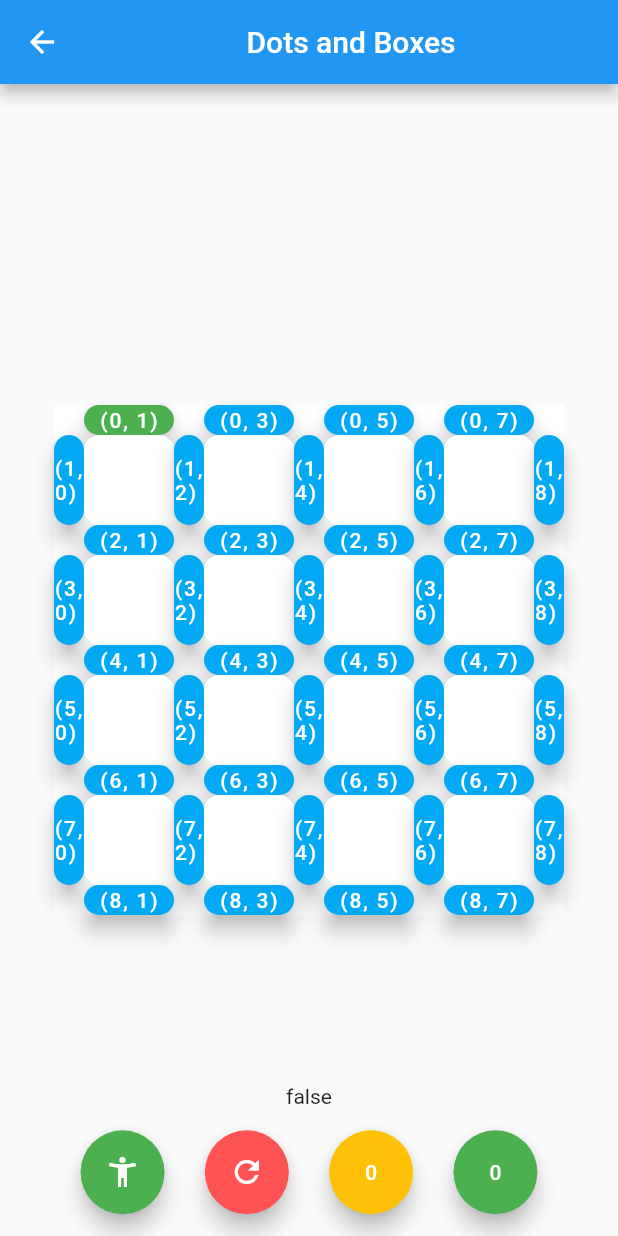
After one commit to Software-Engineering-MIMUW-2023/GAM3S, a Flutter app: the DotsAndBoxes screen opened directly, after a tap on an icon or button, on a phone screen of 412 x 824 dp. The commit adds this screen. Run offline on Flutter 3.47's test engine with Material 2 defaults, Android fonts, the phone set to English and light mode, and no system bars.

Commit message:
Added Dots And Boxes

```diff
--- /dev/null
+++ b/lib/dots_and_boxes.dart
@@ -0,0 +1,349 @@
+import 'package:flutter/material.dart';
+
+class Pair {
+  final int first;
+  final int second;
+
+  int get(int i) {
+    return i == 0 ? first : second;
+  }
+
+  Pair(this.first, this.second);
+}
+
+class GState {
+  bool greenTurn;
+  int row;
+  int col;
+  int gScore;
+  int yScore;
+  int occupiedAmount = 0;
+  List<List<int>> occupied = []; // -1 - green, 0 - nobody, 1 - yellow
+  MaterialColor c = Colors.green;
+  MaterialAccentColor ac = Colors.greenAccent;
+
+  GState(this.greenTurn, this.row, this.col, this.gScore, this.yScore);
+}
+
+Map<int, Color> setColor = {
+  -1: Colors.green,
+  0: Colors.lightBlue,
+  1: Colors.amber,
+  2: Colors.white
+};
+
+class MyFloatingActionButton extends FloatingActionButton {
+  final int x;
+  final int y;
+
+  const MyFloatingActionButton(this.x, this.y,
+      {super.key,
+        required super.onPressed,
+        super.child,
+        super.backgroundColor,
+        super.splashColor,
+        super.shape});
+}
+
+List<SizedBox> listMaker(
+    int row, int col, GState state, Function(int x, int y, GState state) func) {
+  List<SizedBox> toReturn = List.generate(
+      col,
+          (i) => const SizedBox(
+        width: 20,
+        height: 20,
+      ));
+
+  for (var i = col - 1; i >= 1; i -= 1) {
+    toReturn.insert(
+        i,
+        SizedBox(
+            width: 60,
+            height: 20,
+            child: MyFloatingActionButton(
+              row,
+              i,
+              onPressed: () {
+                func(row, 2*i-1, state);
+              },
+              backgroundColor: setColor[state.occupied[row][2*i-1]],
+              shape: RoundedRectangleBorder(
+                  borderRadius: BorderRadius.circular(10)),
+              child: Text("($row, ${2*i - 1})"),
+
+            )));
+  }
+  return toReturn;
+}
+
+List<SizedBox> listMaker2(
+    int row, int col, GState state, Function(int x, int y, GState state) func) {
+  late var toReturn = <SizedBox>[];
+
+  for (var i = 0; i <= 2 * col - 2; i += 2) {
+    toReturn.insert(i, SizedBox(
+        width: 20,
+        height: 60,
+        child: MyFloatingActionButton(
+          row,
+          i,
+          onPressed: () {
+            func(row, i, state);
+          },
+          backgroundColor: setColor[state.occupied[row][i]],
+          shape: RoundedRectangleBorder(
+              borderRadius: BorderRadius.circular(10)),
+          child: Text("($row, $i)"),
+
+        )));
+    //i+= 1;
+    if (i < 2 * col - 2) {
+      toReturn.insert(
+          i + 1,
+          SizedBox(
+              width: 60,
+              height: 60,
+              child: Container(
+                decoration: BoxDecoration(
+                    color: (setColor[state.occupied[row][i+1]])!,
+                    borderRadius: BorderRadius.all(Radius.circular(10))
+                ),
+              )));
+    }
+  }
+
+  return toReturn;
+}
+
+List<Row> listMaker3(
+    int row, int col, GState state, Function(int x, int y, GState state) func) {
+  late var toReturn = <Row>[];
+  for (var i = 0; i < 2 * row - 2; i += 1) {
+    toReturn.insert(i, Row(
+      children: listMaker(
+          i, col, state, (i, col, state) => func(i, col, state)),
+    ));
+    i += 1;
+    toReturn.insert(i, Row(
+      children: listMaker2(
+          i, col, state, (i, col, state) => func(i, col, state)),
+    ));
+  }
+  toReturn.insert(8, Row(
+    children: listMaker(
+        8, col, state, (i, col, state) => func(i, col, state)),
+  ));
+  return toReturn;
+}
+
+class DotsAndBoxes extends StatefulWidget {
+  const DotsAndBoxes({super.key, required this.title});
+
+  // This widget is the home page of your application. It is stateful, meaning
+  // that it has a State object (defined below) that contains fields that affect
+  // how it looks.
+
+  // This class is the configuration for the state. It holds the values (in this
+  // case the title) provided by the parent (in this case the App widget) and
+  // used by the build method of the State. Fields in a Widget subclass are
+  // always marked "final".
+  final String title;
+
+  @override
+  State<DotsAndBoxes> createState() => _MyHomePageState();
+}
+
+class _MyHomePageState extends State<DotsAndBoxes> {
+  static int row = 5;
+  static int col = 5;
+  late GState state = GenerateGState(row, col, 0, 0);
+
+  List<Pair> sides = [Pair(-1, 0), Pair(-1, -1), Pair(0, -1), Pair(1, -1)];
+
+  GState GenerateGState(int row, int col, gScore, yScore) {
+    GState state = GState(true, row, col, gScore, yScore);
+
+    state.occupied = List.generate(
+        2*row-1, (i) => List.filled(2*col-1, 0, growable: false),
+        growable: false);
+
+    for (int i = 0; i < 2 * row - 2; i += 1) {
+      for (int j = 0; j < 2 * col - 2; j += 1) {
+        if (i % 2 == 1 && j % 2 == 1) {
+          state.occupied[i][j] = 2;
+        }
+      }
+    }
+
+    return state;
+  }
+
+  bool _isFieldOccupied(int x, int y, List<List<int>> occupied) {
+    return occupied[x][y] != 0 && occupied[x][y] != 2;
+  }
+
+  int checkOneSide(
+      int c, List<List<int>> occupied, int x, int y, int j, int i, int fac) {
+    int newX = x + j * sides[i].get(0) * fac;
+    int newY = y + j * sides[i].get(1) * fac;
+
+    return !(0 > newX || newX >= row || newY < 0 || newY >= col) &&
+        c == occupied[newX][newY]
+        ? 1
+        : 0;
+  }
+
+  bool _checkWinCondition(int x, int y, List<List<int>> occupied) {
+    int toWin = 8;
+    return (state.gScore > toWin || state.yScore > toWin);
+  }
+
+  void _add_point() {
+    state.occupiedAmount++;
+    if (state.greenTurn) {
+      state.gScore += 1;
+    }
+    else {
+      state.yScore += 1;
+    }
+  }
+
+  void _check_borders(int x, int y, int c) {
+    if (x % 2 == 0) {
+      if (x - 2 >= 0) {
+        if (_isFieldOccupied(x - 1, y - 1, state.occupied) &&
+            _isFieldOccupied(x - 1, y + 1, state.occupied) &&
+            _isFieldOccupied(x - 2, y, state.occupied)) {
+          state.occupied[x-1][y] = c;
+          _add_point();
+        }
+      }
+      if (x + 2 <= 2 * row - 2) {
+        if (_isFieldOccupied(x + 1, y - 1, state.occupied) &&
+            _isFieldOccupied(x + 1, y + 1, state.occupied) &&
+            _isFieldOccupied(x + 2, y, state.occupied)) {
+          state.occupied[x+1][y] = c;
+          _add_point();
+        }
+      }
+    }
+    else {
+      if (y - 2 >= 0) {
+        if (_isFieldOccupied(x - 1, y - 1, state.occupied) &&
+            _isFieldOccupied(x + 1, y - 1, state.occupied) &&
+            _isFieldOccupied(x, y - 2, state.occupied)) {
+          state.occupied[x][y - 1] = c;
+          _add_point();
+        }
+      }
+      if (y + 2 <= 2 * col - 2) {
+        if (_isFieldOccupied(x - 1, y + 1, state.occupied) &&
+            _isFieldOccupied(x + 1, y + 1, state.occupied) &&
+            _isFieldOccupied(x, y + 2, state.occupied)) {
+          state.occupied[x][y + 1] = c;
+          _add_point();
+        }
+      }
+    }
+  }
+
+  void _makeTurn(int x, int y, GState stateLoc) {
+    setState(() {
+      int c = 1;
+      if (state.greenTurn) {
+        c = -1;
+      }
+
+      if (!_isFieldOccupied(x, y, state.occupied)) {
+        state.occupied[x][y] = c;
+        _check_borders(x, y, c);
+        if (_checkWinCondition(x, y, state.occupied)) {
+          state = GenerateGState(
+              row,
+              col,
+              state.greenTurn ? 1 + state.gScore : state.gScore,
+              state.greenTurn ? state.yScore : 1 + state.yScore);
+        } else {
+          if (state.occupiedAmount == (row-1) * (col-1)) {
+            state = GenerateGState(row, col, state.gScore, state.yScore);
+          }
+        }
+
+        state.greenTurn = !state.greenTurn;
+      }
+    });
+  }
+
+  @override
+  Widget build(BuildContext context) {
+    late var buttonColumn = listMaker3(
+        row, col, state, (i, col, state) => _makeTurn(i, col, state));
+
+    return Scaffold(
+      appBar: AppBar(
+        title: Center(child: Text(widget.title)),
+      ),
+      body: Center(
+        child: SingleChildScrollView(
+          scrollDirection: Axis.vertical,
+          child: SingleChildScrollView(
+            scrollDirection: Axis.horizontal,
+            child: Container(
+                color: Colors.white,
+                child: Column(children: buttonColumn)),
+          ),
+        ),
+      ),
+      floatingActionButton: Column(children: [
+        Spacer(flex: 50),
+        Text(
+          '${state.greenTurn}',
+        ),
+        Spacer(),
+        Row(children: [
+          Spacer(flex: 2),
+          FloatingActionButton(
+            onPressed: () {
+              setState(() {});
+            },
+            tooltip: 'Player',
+            backgroundColor: state.c,
+            child: const Icon(Icons.accessibility_new),
+          ),
+          Spacer(),
+          FloatingActionButton(
+            onPressed: () {
+              setState(() {
+                state = GenerateGState(row, col, 0, 0);
+              });
+            },
+            tooltip: 'Reset',
+            backgroundColor: Colors.redAccent,
+            child: const Icon(Icons.refresh),
+          ),
+          const Spacer(),
+          FloatingActionButton(
+            onPressed: () {
+              setState(() {});
+            },
+            tooltip: 'Green_Score',
+            backgroundColor: Colors.amber,
+            child: Text("${state.yScore}"),
+          ),
+          const Spacer(),
+          FloatingActionButton(
+            onPressed: () {
+              setState(() {});
+            },
+            tooltip: 'Green_Score',
+            backgroundColor: Colors.green,
+            child: Text("${state.gScore}"),
+          ),
+          const Spacer(flex: 2)
+        ]),
+        Spacer()
+      ]),
+      floatingActionButtonLocation: FloatingActionButtonLocation.centerDocked,
+    );
+  }
+}
--- a/lib/main.dart
+++ b/lib/main.dart
@@ -1,5 +1,6 @@
 import 'package:flutter/material.dart';
 import 'tic-tac-toe.dart';
+import 'dots_and_boxes.dart';
 
 const bgColor = Color(0xFFFCEE0C);
 const highlightColor = Color(0xFF03D8F3);
@@ -54,7 +55,7 @@ class Home extends StatelessWidget {
               ),
             ),
             GameButton("tic-tac-toe"),
-            GameButton("game 2"),
+            GameButton("dots-and-boxes"),
             GameButton("game 3"),
           ],
         ),
@@ -86,7 +87,14 @@ class GameButton extends StatelessWidget {
                           const MyHomePage(title: 'Gomoku')), // or Gomoku()
                 );
                 break;
-
+              case "dots-and-boxes":
+                Navigator.push(
+                  context,
+                  MaterialPageRoute(
+                      builder: (context) =>
+                      const DotsAndBoxes(title: 'Dots and Boxes')), // or Gomoku()
+                );
+                break;
               // add more cases for each game
               default:
                 break;
```
